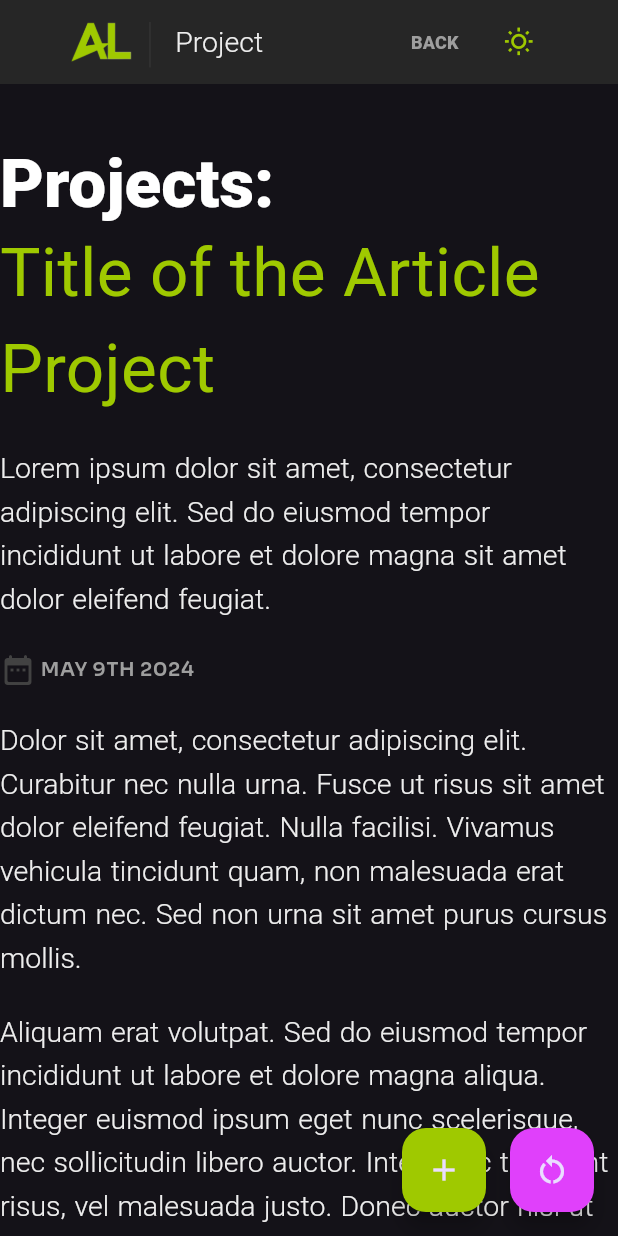
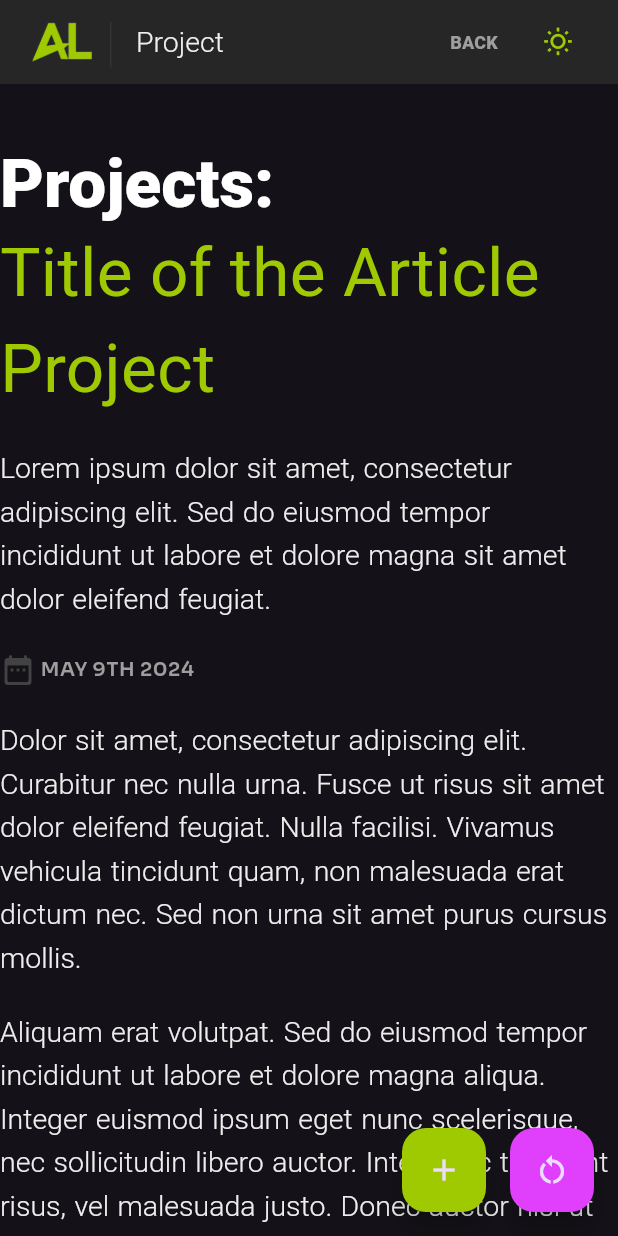
Before and after one commit to loo-al/part_page, a Flutter app: the screen it shows after launch, on a phone screen of 412 x 824 dp. Run offline on Flutter 3.47's test engine with Material 3 defaults, Android fonts, the phone set to English and light mode, and no system bars; our stand-ins replace google_fonts.

Commit message:
- Removed appbar padding

```diff
--- a/lib/main.dart
+++ b/lib/main.dart
@@ -114,9 +114,7 @@ class _MyPageState extends State<MyPage> {
       appBar: AppBar(
         //backgroundColor: Color(0xFF121212),
         title: Center(
-          child: Padding(
-            padding: EdgeInsets.symmetric(horizontal: 16),
-            child: ConstrainedBox(
+          child: ConstrainedBox(
               constraints: BoxConstraints(maxWidth: maxWidth),
               child: Row(
                 mainAxisAlignment: MainAxisAlignment.center, // Center logo and buttons
@@ -149,11 +147,13 @@ class _MyPageState extends State<MyPage> {
                     ],
                   ),
 
-                  SizedBox(
-                      width: Size().getScreenWidth() < 800
-                          ? (Size().twentyw )
-                          : (Size().thirtyw + Size().fivew)
-                  ),
+                  Spacer(flex: 1),
+
+                  // SizedBox(
+                  //     width: Size().getScreenWidth() < 800
+                  //         ? (Size().twentyw )
+                  //         : (Size().thirtyw + Size().fivew + Size().twow + 15)
+                  // ),
 
                   // Floating Buttons with right padding (adjustable)
                   Row(
@@ -187,7 +187,7 @@ class _MyPageState extends State<MyPage> {
                 ],
               ), // Row
             ),
-          ), // Padding
+           // Padding
         ), // Center
       ),
 
```
